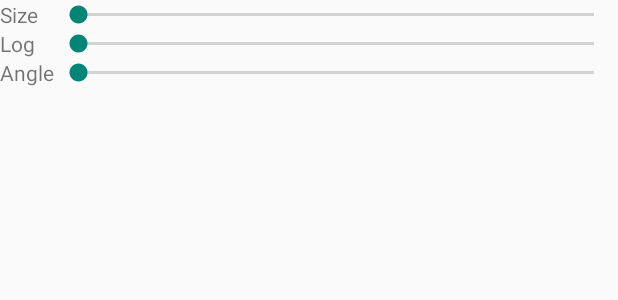
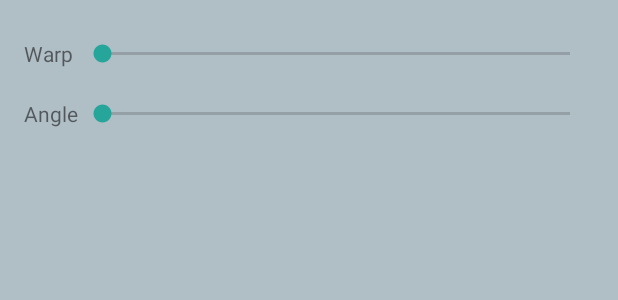
Before and after one commit to hollaus/TinyPlanetMaker, an Android app: the layout fragment_settings.xml on its own in the app's theme, with its tools: preview values and no code run, on a phone screen of 412 x 824 dp. Shown: the top 300 px of the screen. Run offline under Robolectric (Android 15) with nearby library versions, the phone set to English and light mode, and no system bars.

Commit message:
GUI changes mainly colors

```diff
--- a/app/build.gradle
+++ b/app/build.gradle
@@ -2,10 +2,10 @@ apply plugin: 'com.android.application'
 
 android {
     compileSdkVersion 23
-    buildToolsVersion "23.0.1"
+    buildToolsVersion '21.1.2'
     defaultConfig {
         applicationId "org.hofapps.tinyplanet"
-        minSdkVersion 17
+        minSdkVersion 22
         targetSdkVersion 23
         versionCode 1
         versionName "1.0"
--- a/app/src/main/java/org/hofapps/tinyplanet/OnPlanetTouchListener.java
+++ b/app/src/main/java/org/hofapps/tinyplanet/OnPlanetTouchListener.java
@@ -129,11 +129,11 @@ public class OnPlanetTouchListener implements View.OnTouchListener {
                         float newDist = spacing(event);
 
                         if (newDist > 10f) {
-                            float scale = oldDist / newDist;
+                            float scale = newDist / oldDist;
 
                             Log.d("Scale", Float.toString(scale));
 
-                            mPlanetChangeCallBacks.addScale(scale);
+                            mPlanetChangeCallBacks.addScaleLog(scale);
                         }
 
                     }
--- a/app/src/main/res/layout/fragment_settings.xml
+++ b/app/src/main/res/layout/fragment_settings.xml
@@ -1,6 +1,12 @@
 <?xml version="1.0" encoding="utf-8"?>
 <LinearLayout xmlns:android="http://schemas.android.com/apk/res/android"
-    android:layout_width="match_parent" android:layout_height="match_parent"
+    android:layout_width="match_parent"
+    android:layout_height="match_parent"
+    android:background="#b0bec5"
+    android:paddingLeft="@dimen/activity_horizontal_margin"
+    android:paddingRight="@dimen/activity_horizontal_margin"
+    android:paddingTop="@dimen/activity_vertical_margin"
+    android:paddingBottom="@dimen/activity_vertical_margin"
     >
     <ScrollView
         android:layout_height="match_parent"
@@ -14,9 +20,11 @@
 
 
         >
-        <TableRow>
+        <TableRow
+            android:minHeight="40dp"
+            >
             <TextView
-                android:text="@string/hello_world"
+                android:text="Warp"
                 android:id="@+id/size_textView"
                 android:gravity="bottom"
                 android:layout_gravity="center_vertical"
@@ -29,9 +37,10 @@
                 />
         </TableRow>
 
+        <!--
         <TableRow>
             <TextView
-                android:text="Log"
+                android:text="Zoom"
                 android:id="@+id/scale_textView"
                 android:gravity="bottom"
                 android:layout_gravity="center_vertical"
@@ -42,8 +51,12 @@
                 android:layout_weight="1"
                 />
         </TableRow>
+        -->
 
-        <TableRow>
+        <TableRow
+            android:minHeight="40dp"
+            >
+
             <TextView
                 android:text="Angle"
                 android:id="@+id/angle_textView"
--- a/app/src/main/res/values/seekbar_values.xml
+++ b/app/src/main/res/values/seekbar_values.xml
@@ -8,7 +8,7 @@
 
     <integer-array name="scale_seekbar_values">
         <item>0</item>
-        <item>500</item>
+        <item>200</item>
     </integer-array>
 
     <integer-array name="angle_seekbar_values">
--- a/app/src/main/res/values/strings.xml
+++ b/app/src/main/res/values/strings.xml
@@ -3,4 +3,5 @@
     <string name="hello_world">Size</string>
     <string name="action_settings">Settings</string>
     <string name="action_open_image">Open Image</string>
+    <string name="action_save_image">Save Image</string>
 </resources>
--- a/app/src/main/res/values/styles.xml
+++ b/app/src/main/res/values/styles.xml
@@ -1,13 +1,28 @@
 <resources>
 
-    <!-- Base application theme.     ´-->
-    <style name="AppTheme" parent="Theme.AppCompat.Light.DarkActionBar">
 
-    </style>
+    <!--<style name="AppTheme" parent="android:Theme.Material">-->
+        <!--&lt;!&ndash; Main theme colors &ndash;&gt;-->
+        <!--&lt;!&ndash;   your app branding color for the app bar &ndash;&gt;-->
+        <!--&lt;!&ndash;<item name="android:colorPrimary">@color/primary</item>&ndash;&gt;-->
+        <!--&lt;!&ndash;&lt;!&ndash;   darker variant for the status bar and contextual app bars &ndash;&gt;&ndash;&gt;-->
+        <!--&lt;!&ndash;<item name="android:colorPrimaryDark">@color/primary_dark</item>&ndash;&gt;-->
+        <!--&lt;!&ndash;&lt;!&ndash;   theme UI controls like checkboxes and text fields &ndash;&gt;&ndash;&gt;-->
+        <!--&lt;!&ndash;<item name="android:colorAccent">@color/accent</item>&ndash;&gt;-->
+    <!--</style>-->
+
 
     <!--<style name="AppTheme" parent="Theme.AppCompat">-->
 
 
     <!--</style>-->
 
+    <style name="AppTheme" parent="Theme.AppCompat.Light.DarkActionBar">
+        <!-- Taken from the Google color palette: -->
+        <!-- https://www.google.com/design/spec/style/color.html#color-color-palette -->
+        <item name="colorPrimary">#607d8b</item>
+        <item name="colorPrimaryDark">#263238</item>
+        <item name="colorAccent">#26a69a</item>
+    </style>
+
 </resources>
```
Also changed, not shown: app/src/main/java/org/hofapps/tinyplanet/MainActivity.java (+15 -46 lines), app/src/main/java/org/hofapps/tinyplanet/MainActivityFragment.java (+10 -4 lines), app/src/main/java/org/hofapps/tinyplanet/PlanetMaker.java (+70 -7 lines), app/src/main/java/org/hofapps/tinyplanet/SettingsFragment.java (+19 -12 lines), app/src/main/res/layout/fragment_main.xml (+12 -6 lines), app/src/main/res/menu/menu_main.xml (+8 -0 lines), 2 other files.
